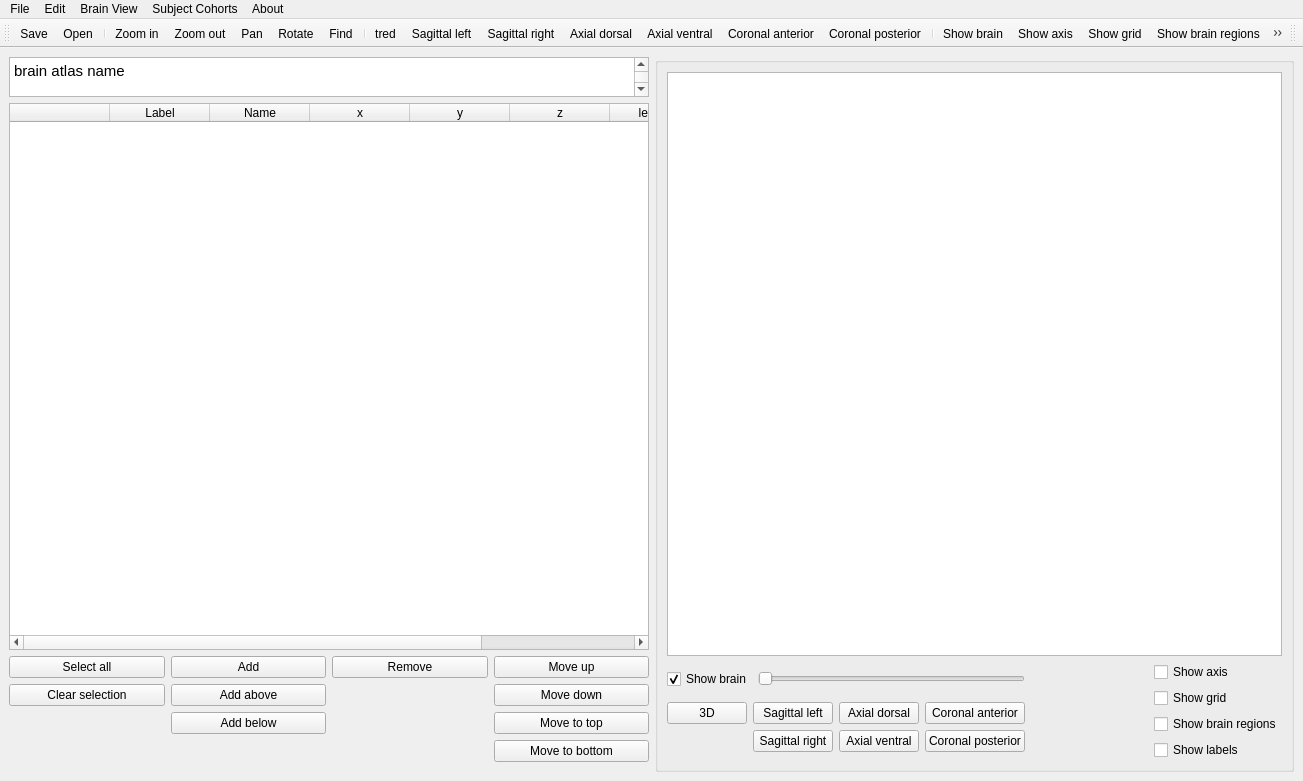
First picture: the form in braphy/gui/ui_files/brain_atlas.ui, repository softmatterlab/Braph-2.0-Python, before the edit.
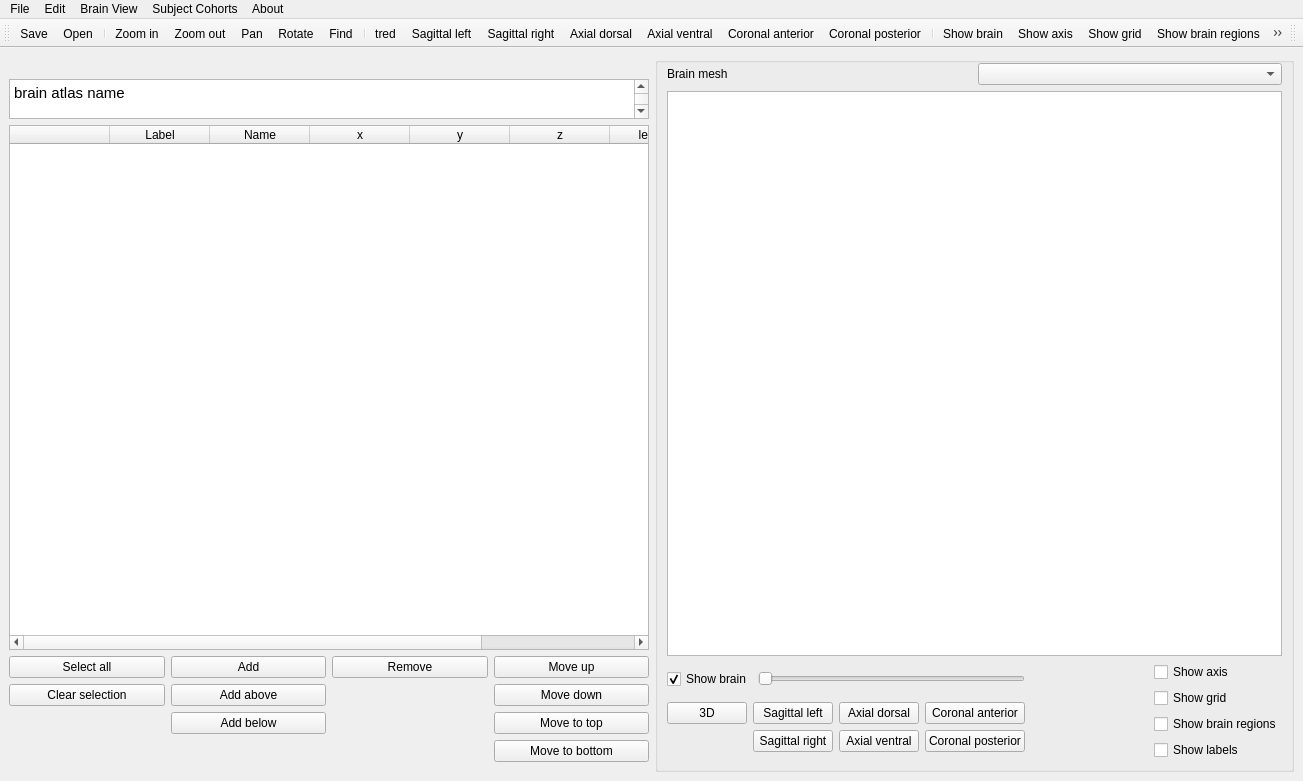
Second picture: the form after the edit. Icons and pictures are not drawn. Custom widgets are drawn as their Qt base class.

Commit message: Add title to brain mesh

What changed in the file:
```diff
--- a/braphy/gui/ui_files/brain_atlas.ui
+++ b/braphy/gui/ui_files/brain_atlas.ui
@@ -25,6 +25,9 @@
       </property>
       <item>
        <layout class="QVBoxLayout" name="verticalLayout">
+        <property name="topMargin">
+         <number>22</number>
+        </property>
         <property name="bottomMargin">
          <number>0</number>
         </property>
@@ -187,6 +190,26 @@
          <string/>
         </property>
         <layout class="QVBoxLayout" name="verticalLayout_3">
+         <property name="topMargin">
+          <number>0</number>
+         </property>
+         <item>
+          <layout class="QHBoxLayout" name="horizontalLayout_5">
+           <property name="topMargin">
+            <number>0</number>
+           </property>
+           <item>
+            <widget class="QLabel" name="mesh_name">
+             <property name="text">
+              <string>Brain mesh</string>
+             </property>
+            </widget>
+           </item>
+           <item>
+            <widget class="QComboBox" name="comboBox"/>
+           </item>
+          </layout>
+         </item>
          <item>
           <widget class="BrainWidget" name="brainWidget"/>
          </item>
```
The commit also changes 2 other files.
